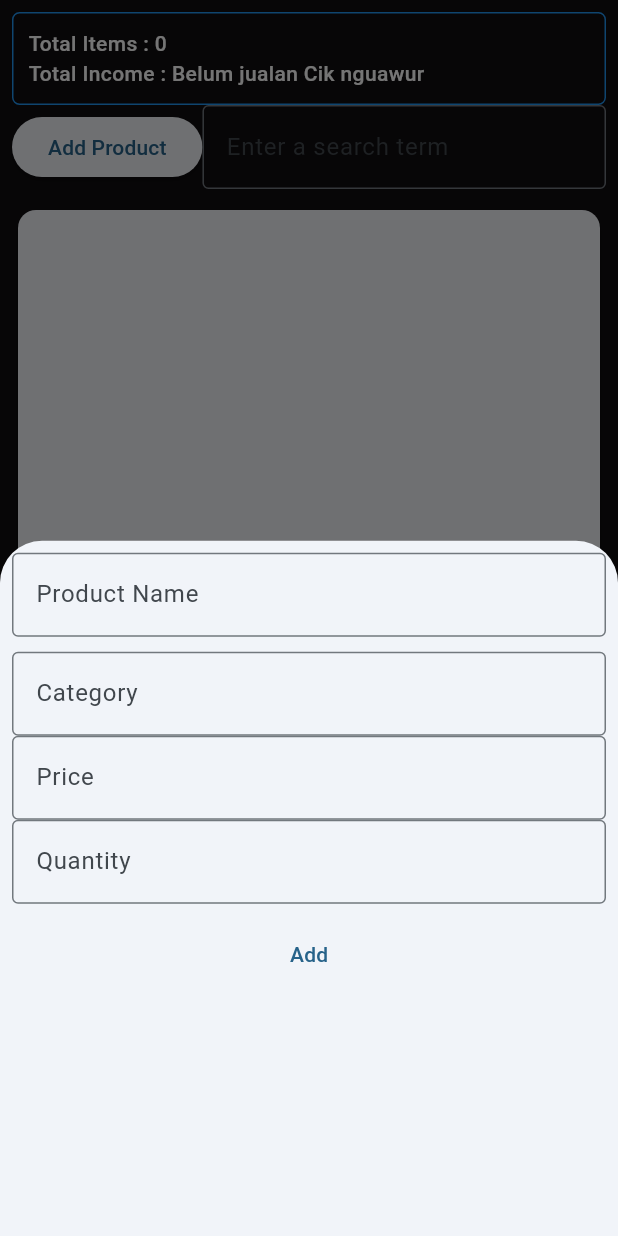
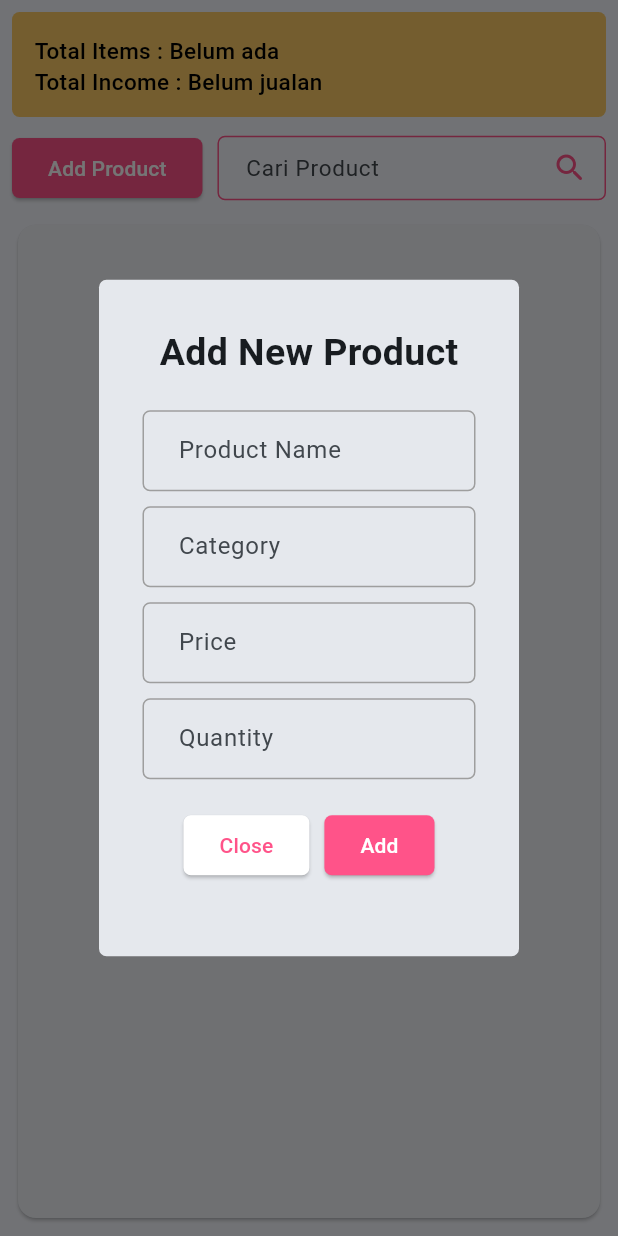
Before and after one commit to AkbarFahreza/cashier_app, a Flutter app: the screen it shows after launch, after a tap on "Add Product", on a phone screen of 412 x 824 dp. Run offline on Flutter 3.47's test engine with Material 3 defaults, Android fonts, the phone set to English and light mode, and no system bars; our stand-ins replace hive, hive_flutter; accounts and stored records are empty.

Commit message:
Design : add show & hide modal pop-up

```diff
--- a/lib/input_modal.dart
+++ b/lib/input_modal.dart
@@ -1,5 +1,3 @@
-// input_modal.dart
-
 import 'package:flutter/material.dart';
 
 class InputModal extends StatelessWidget {
@@ -20,45 +18,77 @@ class InputModal extends StatelessWidget {
 
   @override
   Widget build(BuildContext context) {
-    return Padding(
-      padding: const EdgeInsets.all(8.0),
+    return SingleChildScrollView(
+      padding: EdgeInsets.only(
+        bottom: MediaQuery.of(context).viewInsets.bottom + 16.0,
+      ),
+      child: Padding(
+        padding: const EdgeInsets.only(top: 15, left: 5, right: 5, bottom: 10),
         child: Column(
+          mainAxisSize: MainAxisSize.min,
           children: [
-          TextField(
+            const Text(
+              'Add New Product',
+              style: TextStyle(fontSize: 25, fontWeight: FontWeight.w700),
+            ),
+            const SizedBox(height: 20.0),
+            _buildTextField(
               controller: nameController,
+              hintText: 'Product Name',
               keyboardType: TextInputType.text,
-            decoration: const InputDecoration(
-              border: OutlineInputBorder(),
-              hintText: 'Product Name',
+            ),
+            const SizedBox(height: 10.0),
+            _buildTextField(
+              controller: categoryController,
+              hintText: 'Category',
+              keyboardType: TextInputType.text,
+            ),
+            const SizedBox(height: 10.0),
+            _buildTextField(
+              controller: priceController,
+              hintText: 'Price',
+              keyboardType: TextInputType.number,
+            ),
+            const SizedBox(height: 10.0),
+            _buildTextField(
+              controller: quantityController,
+              hintText: 'Quantity',
+              keyboardType: TextInputType.number,
+            ),
+            const SizedBox(height: 20.0),
+            Row(
+              mainAxisAlignment: MainAxisAlignment.center,
+              children: [
+                ElevatedButton(
+                  style: ButtonStyle(
+                    backgroundColor:
+                        const MaterialStatePropertyAll<Color>(Colors.white),
+                    foregroundColor: const MaterialStatePropertyAll(
+                        Color.fromRGBO(255, 83, 137, 1)),
+                    shape: MaterialStatePropertyAll<RoundedRectangleBorder>(
+                      RoundedRectangleBorder(
+                        borderRadius: BorderRadius.circular(5.0),
                       ),
                     ),
-          const SizedBox(height: 10.0),
-          TextField(
-            controller: categoryController,
-            keyboardType: TextInputType.text,
-            decoration: const InputDecoration(
-              border: OutlineInputBorder(),
-              hintText: 'Category',
+                  ),
+                  onPressed: () {},
+                  child: const Text('Close'),
+                ),
+                const SizedBox(
+                  width: 10,
+                ),
+                ElevatedButton(
+                  style: ButtonStyle(
+                    backgroundColor: const MaterialStatePropertyAll<Color>(
+                        Color.fromRGBO(255, 83, 137, 1)),
+                    foregroundColor:
+                        const MaterialStatePropertyAll(Colors.white),
+                    shape: MaterialStatePropertyAll<RoundedRectangleBorder>(
+                      RoundedRectangleBorder(
+                        borderRadius: BorderRadius.circular(5.0),
                       ),
                     ),
-          TextField(
-            controller: priceController,
-            keyboardType: TextInputType.number,
-            decoration: const InputDecoration(
-              border: OutlineInputBorder(),
-              hintText: 'Price',
                   ),
-          ),
-          TextField(
-            controller: quantityController,
-            keyboardType: TextInputType.number,
-            decoration: const InputDecoration(
-              border: OutlineInputBorder(),
-              hintText: 'Quantity',
-            ),
-          ),
-          const SizedBox(height: 10.0),
-          TextButton(
                   onPressed: () {
                     final name = nameController.text;
                     final category = categoryController.text;
@@ -82,6 +112,39 @@ class InputModal extends StatelessWidget {
                 ),
               ],
             ),
+          ],
+        ),
+      ),
+    );
+  }
+
+  Widget _buildTextField({
+    required TextEditingController controller,
+    required String hintText,
+    required TextInputType keyboardType,
+  }) {
+    return TextField(
+      controller: controller,
+      keyboardType: keyboardType,
+      decoration: InputDecoration(
+        border: OutlineInputBorder(
+          borderRadius: BorderRadius.circular(5.0),
+          borderSide: const BorderSide(color: Colors.grey),
+        ),
+        enabledBorder: OutlineInputBorder(
+          borderRadius: BorderRadius.circular(5.0),
+          borderSide: const BorderSide(color: Colors.grey),
+        ),
+        focusedBorder: OutlineInputBorder(
+          borderRadius: BorderRadius.circular(5.0),
+          borderSide: const BorderSide(color: Colors.blue),
+        ),
+        hintText: hintText,
+        contentPadding: const EdgeInsets.symmetric(
+          vertical: 15.0,
+          horizontal: 20.0,
+        ),
+      ),
     );
   }
 }
--- a/lib/main.dart
+++ b/lib/main.dart
@@ -1,12 +1,12 @@
 // main.dart
 
 import 'package:flutter/material.dart';
-import 'package:flutter/services.dart';
-import 'package:flutter/widgets.dart';
+// import 'package:flutter/services.dart';
+// import 'package:flutter/widgets.dart';
 import 'package:hive_flutter/hive_flutter.dart';
 import 'input_modal.dart';
 import 'product.dart';
-import 'boxes.dart';
+// import 'boxes.dart';
 
 late Box<Product> boxProducts;
 
@@ -66,28 +66,25 @@ class _MyHomePageState extends State<MyHomePage> {
   }
 
   void _showInputModal(BuildContext context) {
-    showModalBottomSheet<void>(
+    showDialog(
       context: context,
+      barrierDismissible:
+          false, // Prevents closing the modal by tapping outside
       builder: (BuildContext context) {
-        return InputModal(
-          nameController: nameController,
-          categoryController: categoryController,
-          priceController: priceController,
-          quantityController: quantityController,
-          onAdd: (String name, String category, int price, int quantity) {
-            setState(() {
-              boxProducts.put(
-                'key_$name',
-                Product(
-                  name: name,
-                  category: category,
-                  price: price,
-                  quantity: quantity,
+        return AlertDialog(
+          shape: RoundedRectangleBorder(
+            borderRadius: BorderRadius.circular(5.0),
           ),
-              );
-            });
-            Navigator.pop(context); // Close the modal after adding
+          content: InputModal(
+            nameController: TextEditingController(),
+            categoryController: TextEditingController(),
+            priceController: TextEditingController(),
+            quantityController: TextEditingController(),
+            onAdd: (name, category, price, quantity) {
+              // Handle the add action
+              Navigator.of(context).pop(); // Close the modal
             },
+          ),
         );
       },
     );
@@ -96,12 +93,13 @@ class _MyHomePageState extends State<MyHomePage> {
   @override
   Widget build(BuildContext context) {
     return Scaffold(
-      backgroundColor: Color.fromRGBO(15, 12, 15, 1),
+      // backgroundColor: Color.fromRGBO(15, 12, 15, 1),
       // appBar: AppBar(
       //   backgroundColor: Theme.of(context).colorScheme.inversePrimary,
       //   title: Text(widget.title),
       // ),
-      body: Center(
+      body: SafeArea(
+        child: Center(
           child: Padding(
             padding: const EdgeInsets.all(8.0),
             child: Column(
@@ -110,38 +108,89 @@ class _MyHomePageState extends State<MyHomePage> {
               children: <Widget>[
                 Container(
                   width: double.infinity,
-                padding: EdgeInsets.all(10.0),
+                  height: 70,
+                  padding: const EdgeInsets.all(15.0),
                   decoration: BoxDecoration(
-                    border: Border.all(color: Colors.blue),
+                      // border: Border.all(color: Colors.blue),
+                      color: const Color.fromRGBO(252, 203, 102, 1),
                       borderRadius: BorderRadius.circular(5)),
                   child: Column(
                     mainAxisAlignment: MainAxisAlignment.center,
                     crossAxisAlignment: CrossAxisAlignment.start,
                     children: [
                       Text(
-                      'Total Items : ${boxProducts.length}',
+                        boxProducts.length == 0
+                            ? 'Total Items : Belum ada'
+                            : 'Total Item : ${boxProducts.length}',
                         style: const TextStyle(
-                          fontWeight: FontWeight.w500, color: Colors.white),
+                            fontWeight: FontWeight.w500,
+                            color: Colors.black,
+                            fontSize: 15),
                       ),
-                    Text(
-                      'Total Income : Belum jualan Cik nguawur',
-                      style: const TextStyle(
-                          fontWeight: FontWeight.w500, color: Colors.white),
+                      const Text(
+                        'Total Income : Belum jualan',
+                        style: TextStyle(
+                            fontWeight: FontWeight.w500,
+                            color: Colors.black,
+                            fontSize: 15),
                       )
                     ],
                   ),
                 ),
+                const SizedBox(height: 10.0),
                 Row(
                   children: [
                     ElevatedButton(
+                      style: ButtonStyle(
+                        backgroundColor: const MaterialStatePropertyAll<Color>(
+                            Color.fromRGBO(255, 83, 137, 1)),
+                        foregroundColor:
+                            const MaterialStatePropertyAll(Colors.white),
+                        shape: MaterialStatePropertyAll<RoundedRectangleBorder>(
+                          RoundedRectangleBorder(
+                            borderRadius: BorderRadius.circular(5.0),
+                          ),
+                        ),
+                      ),
                       onPressed: () => _showInputModal(context),
-                    child: Text('Add Product'),
+                      child: const Text('Add Product'),
                     ),
+                    const SizedBox(width: 10.0),
                     Expanded(
+                        child: SizedBox(
+                      height: 43,
                       child: TextField(
                         decoration: InputDecoration(
-                      border: OutlineInputBorder(),
-                      hintText: 'Enter a search term',
+                          suffixIcon: IconButton(
+                            onPressed: () {},
+                            icon: const Icon(Icons.search_rounded),
+                          ),
+                          suffixIconColor:
+                              const Color.fromRGBO(255, 83, 137, 1),
+                          border: OutlineInputBorder(
+                            borderRadius: BorderRadius.circular(5.0),
+                            borderSide: const BorderSide(
+                                color: Color.fromRGBO(255, 83, 137, 1)),
+                          ),
+                          enabledBorder: OutlineInputBorder(
+                            borderRadius: BorderRadius.circular(5.0),
+                            borderSide: const BorderSide(
+                                color: Color.fromRGBO(255, 83, 137, 1)),
+                          ),
+                          focusedBorder: OutlineInputBorder(
+                            borderRadius: BorderRadius.circular(5.0),
+                            borderSide: const BorderSide(
+                                color: Color.fromRGBO(255, 83, 137, 1)),
+                          ),
+                          hintText: 'Cari Product',
+                          hintStyle: const TextStyle(fontSize: 15),
+                          contentPadding: const EdgeInsets.only(
+                            left: 15,
+                            bottom: 3,
+                            top: 3,
+                            right: 5,
+                          ),
+                        ),
                       ),
                     ))
                   ],
@@ -194,6 +243,7 @@ class _MyHomePageState extends State<MyHomePage> {
             ),
           ),
         ),
+      ),
     );
   }
 }
```
Also changed, not shown: lib/main copy.dart (deleted, +0 -204 lines). Lines whose indentation alone changed are shown as unchanged.
